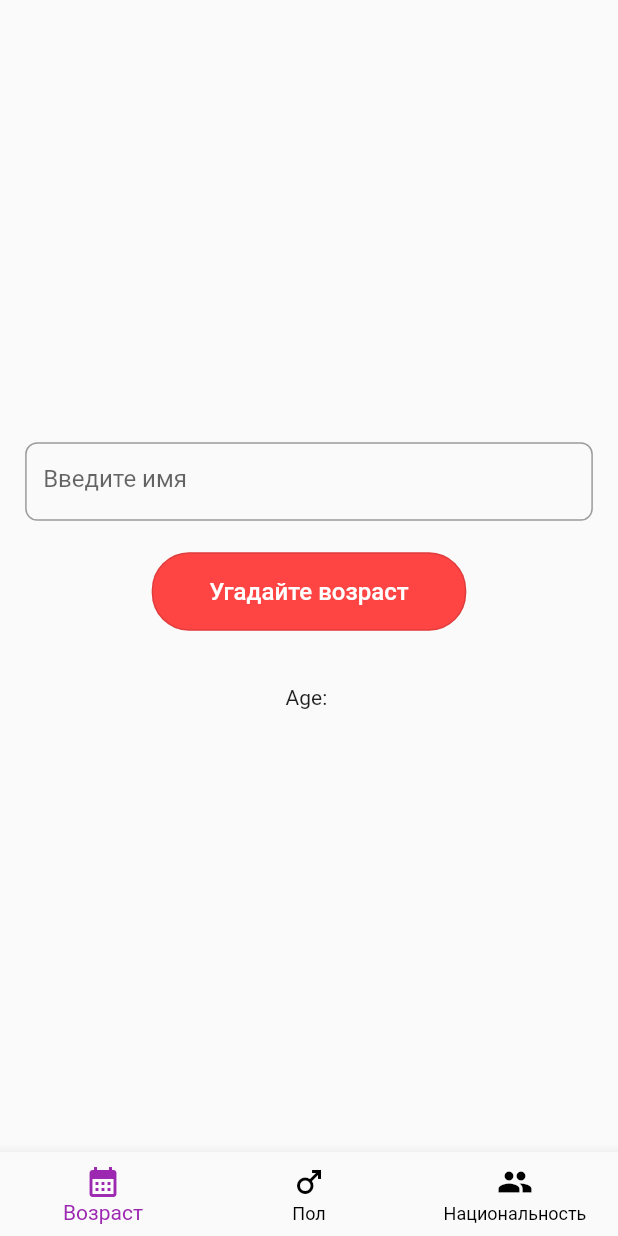
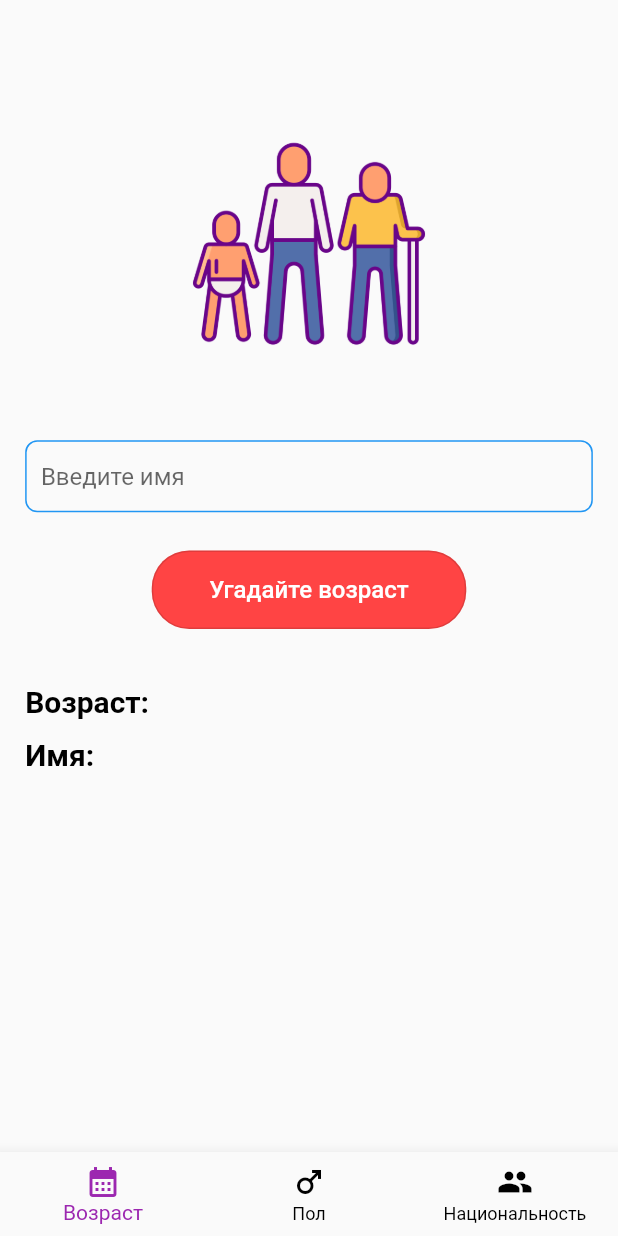
Before and after one commit to UKhurshed/neirodev-task, a Flutter app: the screen it shows after launch, on a phone screen of 412 x 824 dp. Run offline on Flutter 3.47's test engine with Material 2 defaults, Android fonts, the phone set to English and light mode, and no system bars; our stand-ins replace bloc, dio, flutter_bloc, get_it, go_router; generated files the repository leaves out were written again.

Commit message:
Change network implementation to http lib and implemented age screen

```diff
--- a/lib/core/network/dio_exceptions.dart
+++ b/lib/core/network/dio_exceptions.dart
@@ -18,7 +18,7 @@ class DioExceptions implements Exception {
 
       case DioErrorType.response:
         return handleError(
-            dioError.response?.statusCode ?? 0, dioError.response?.data);
+            dioError.response?.statusCode ?? 0);
 
       case DioErrorType.sendTimeout:
         return "Тайм-аут отправки в связи с сервером API";
@@ -28,7 +28,7 @@ class DioExceptions implements Exception {
     }
   }
 
-  static String handleError(int statusCode, dynamic error) {
+  static String handleError(int statusCode) {
     log('statusCode: $statusCode');
     switch (statusCode) {
       case 400:
--- a/lib/screens/age/age_screen.dart
+++ b/lib/screens/age/age_screen.dart
@@ -1,7 +1,8 @@
 import 'package:flutter/material.dart';
-import 'package:flutter_bloc/flutter_bloc.dart';
 import 'package:neirodev/core/extensions/screen_size.dart';
-import 'package:neirodev/screens/age/bloc/get_age_bloc.dart';
+import 'package:neirodev/screens/age/widgets/agify_button.dart';
+import 'package:neirodev/screens/age/widgets/name_textfield.dart';
+import 'package:neirodev/screens/age/widgets/user_info.dart';
 
 class AgeScreen extends StatelessWidget {
   const AgeScreen({super.key});
@@ -26,59 +27,24 @@ class _AgeViewState extends State<AgeView> {
 
   @override
   Widget build(BuildContext context) {
-    return Padding(
-      padding: EdgeInsets.symmetric(horizontal: context.appWidth * 16.w),
-      child: Column(
-        mainAxisAlignment: MainAxisAlignment.center,
-        children: [
-          SizedBox(
-            height: context.appHeight * 50.h,
-            child: TextField(
-              controller: nameController,
-              decoration: InputDecoration(
-                  hintText: 'Введите имя',
-                  border: OutlineInputBorder(
-                      borderSide: const BorderSide(color: Color(0xFFCFCFCF)),
-                      borderRadius: BorderRadius.circular(8))),
-            ),
-          ),
-          SizedBox(height: context.appHeight * 20.h),
-          SizedBox(
-              height: context.appHeight * 50.h,
-              width: context.appWidth * 200.w,
-              child: BlocBuilder<GetAgeBloc, GetAgeState>(
-                builder: (context, state) {
-                  if (state is GetAgeProgress) {
-                    return const Center(child: CircularProgressIndicator());
-                  }
-                  return OutlinedButton(
-                      onPressed: () {
-                        if (nameController.text.isNotEmpty) {
-                          BlocProvider.of<GetAgeBloc>(context)
-                              .add(GetAge(name: nameController.text));
-                        }
-                      },
-                      style: ButtonStyle(
-                          backgroundColor: MaterialStateProperty.all(
-                              const Color(0xFFFF4444)),
-                          shape: MaterialStateProperty.all(
-                              RoundedRectangleBorder(
-                                  borderRadius: BorderRadius.circular(25)))),
-                      child: const Text('Угадайте возраст',
-                          style: TextStyle(fontSize: 16, color: Colors.white)));
-                },
-              )),
-          SizedBox(height: context.appHeight * 35.h),
-          BlocBuilder<GetAgeBloc, GetAgeState>(
-            builder: (context, state) {
-              var age = '';
-              if (state is GetAgeSuccess) {
-                age = state.ageModel.age.toString();
-              }
-              return Text('Age: $age');
-            },
-          )
-        ],
+    return SingleChildScrollView(
+      child: Padding(
+        padding: EdgeInsets.symmetric(horizontal: context.appWidth * 16.w),
+        child: Column(
+          crossAxisAlignment: CrossAxisAlignment.start,
+          children: [
+            SizedBox(height: context.appHeight * 80.h),
+            Center(
+                child: Image.asset('assets/png/age_icon.png',
+                    height: context.appHeight * 150.h)),
+            SizedBox(height: context.appHeight * 50.h),
+            NameTextField(nameController: nameController),
+            SizedBox(height: context.appHeight * 20.h),
+            AgifyButton(nameController: nameController),
+            SizedBox(height: context.appHeight * 35.h),
+            const UserInfo()
+          ],
+        ),
       ),
     );
   }
--- a/lib/screens/age/bloc/get_age_bloc.dart
+++ b/lib/screens/age/bloc/get_age_bloc.dart
@@ -18,7 +18,7 @@ class GetAgeBloc extends Bloc<GetAgeEvent, GetAgeState> {
 
   _mapGetAge(event, emit) async {
     emit(GetAgeProgress());
-    final result = await ageRepository.getAgeByName(event.name);
+    final result = await ageRepository.getAgeByNameWithHTTP(event.name);
     if (result.errorMessage != null) {
       emit(GetAgeFailure(errorMessage: result.errorMessage!));
     } else {
--- a/lib/screens/age/data/repository/age_repository.dart
+++ b/lib/screens/age/data/repository/age_repository.dart
@@ -1,12 +1,16 @@
+import 'dart:convert';
 import 'dart:developer';
 
 import 'package:dio/dio.dart';
 import 'package:neirodev/core/network/dio_exceptions.dart';
 import 'package:neirodev/core/network/dio_helper.dart';
 import 'package:neirodev/screens/age/data/model/age_model.dart';
+import 'package:http/http.dart' as http;
 
 abstract class AgeRepository {
   Future<ResponseFromRequest> getAgeByName(String name);
+
+  Future<ResponseFromRequest> getAgeByNameWithHTTP(String name);
 }
 
 class AgeRepositoryImpl implements AgeRepository {
@@ -25,6 +29,20 @@ class AgeRepositoryImpl implements AgeRepository {
       return ResponseFromRequest(errorMessage: error.toString());
     }
   }
+
+  @override
+  Future<ResponseFromRequest> getAgeByNameWithHTTP(String name) async {
+    final ageResponse =
+        await http.get(Uri.parse('https://api.agify.io/?name=$name'));
+
+    if (ageResponse.statusCode == 200) {
+      return ResponseFromRequest(
+          response: AgeModel.fromJson(jsonDecode(ageResponse.body)));
+    } else {
+      return ResponseFromRequest(
+          errorMessage: DioExceptions.handleError(ageResponse.statusCode));
+    }
+  }
 }
 
 class ResponseFromRequest {
--- /dev/null
+++ b/lib/screens/age/widgets/agify_button.dart
@@ -0,0 +1,40 @@
+import 'package:flutter/material.dart';
+import 'package:flutter_bloc/flutter_bloc.dart';
+import 'package:neirodev/core/extensions/screen_size.dart';
+import 'package:neirodev/screens/age/bloc/get_age_bloc.dart';
+
+class AgifyButton extends StatelessWidget {
+  const AgifyButton({super.key, required this.nameController});
+
+  final TextEditingController nameController;
+
+  @override
+  Widget build(BuildContext context) {
+    return Center(
+      child: SizedBox(
+          height: context.appHeight * 50.h,
+          width: context.appWidth * 200.w,
+          child: BlocBuilder<GetAgeBloc, GetAgeState>(
+            builder: (context, state) {
+              if (state is GetAgeProgress) {
+                return const Center(child: CircularProgressIndicator());
+              }
+              return OutlinedButton(
+                  onPressed: () {
+                    if (nameController.text.isNotEmpty) {
+                      BlocProvider.of<GetAgeBloc>(context)
+                          .add(GetAge(name: nameController.text));
+                    }
+                  },
+                  style: ButtonStyle(
+                      backgroundColor:
+                      MaterialStateProperty.all(const Color(0xFFFF4444)),
+                      shape: MaterialStateProperty.all(RoundedRectangleBorder(
+                          borderRadius: BorderRadius.circular(25)))),
+                  child: const Text('Угадайте возраст',
+                      style: TextStyle(fontSize: 16, color: Colors.white)));
+            },
+          )),
+    );
+  }
+}
--- /dev/null
+++ b/lib/screens/age/widgets/name_textfield.dart
@@ -0,0 +1,28 @@
+import 'package:flutter/material.dart';
+import 'package:neirodev/core/extensions/screen_size.dart';
+
+class NameTextField extends StatelessWidget {
+  const NameTextField({super.key, required this.nameController});
+
+  final TextEditingController nameController;
+
+  @override
+  Widget build(BuildContext context) {
+    return SizedBox(
+      height: context.appHeight * 50.h,
+      child: TextField(
+        controller: nameController,
+        decoration: InputDecoration(
+            contentPadding:
+            EdgeInsets.fromLTRB(context.appWidth * 10.w, 0, 0, 0),
+            hintText: 'Введите имя',
+            focusedBorder: OutlineInputBorder(
+                borderSide: const BorderSide(color: Colors.blue),
+                borderRadius: BorderRadius.circular(8)),
+            enabledBorder: OutlineInputBorder(
+                borderSide: const BorderSide(color: Colors.blue),
+                borderRadius: BorderRadius.circular(8))),
+      ),
+    );
+  }
+}
--- /dev/null
+++ b/lib/screens/age/widgets/user_info.dart
@@ -0,0 +1,61 @@
+import 'package:flutter/material.dart';
+import 'package:flutter_bloc/flutter_bloc.dart';
+import 'package:neirodev/core/extensions/screen_size.dart';
+import 'package:neirodev/screens/age/bloc/get_age_bloc.dart';
+
+class UserInfo extends StatelessWidget {
+  const UserInfo({super.key});
+
+  @override
+  Widget build(BuildContext context) {
+    return BlocBuilder<GetAgeBloc, GetAgeState>(
+      builder: (context, state) {
+        var age = '';
+        var name = '';
+        if (state is GetAgeSuccess) {
+          age = state.ageModel.age.toString();
+          name = state.ageModel.name;
+        }
+        return Column(
+          crossAxisAlignment: CrossAxisAlignment.start,
+          children: [
+            RichText(
+              text: TextSpan(children: [
+                const TextSpan(
+                    text: 'Возраст: ',
+                    style: TextStyle(
+                        fontSize: 20,
+                        color: Colors.black,
+                        fontWeight: FontWeight.bold)),
+                TextSpan(
+                    text: age,
+                    style: const TextStyle(
+                        fontSize: 17,
+                        color: Colors.black,
+                        fontWeight: FontWeight.w500))
+              ]),
+            ),
+            SizedBox(height: context.appHeight * 12.h),
+            RichText(
+              text: TextSpan(children: [
+                const TextSpan(
+                    text: 'Имя: ',
+                    style: TextStyle(
+                        fontSize: 20,
+                        color: Colors.black,
+                        fontWeight: FontWeight.bold)),
+                TextSpan(
+                    text: name,
+                    style: const TextStyle(
+                        fontSize: 17,
+                        color: Colors.black,
+                        fontWeight: FontWeight.w500))
+              ]),
+            ),
+            SizedBox(height: context.appHeight * 30.h),
+          ],
+        );
+      },
+    );
+  }
+}
--- a/lib/screens/gender/data/repository/gender_repository.dart
+++ b/lib/screens/gender/data/repository/gender_repository.dart
@@ -1,3 +1,4 @@
+import 'dart:convert';
 import 'dart:developer';
 
 import 'package:dio/dio.dart';
@@ -5,9 +6,11 @@ import 'package:neirodev/core/network/dio_exceptions.dart';
 import 'package:neirodev/core/network/dio_helper.dart';
 import 'package:neirodev/screens/age/data/repository/age_repository.dart';
 import 'package:neirodev/screens/gender/data/model/gender_model.dart';
+import 'package:http/http.dart' as http;
 
 abstract class GenderRepository {
   Future<ResponseFromRequest> getGenderByName(String name);
+  Future<ResponseFromRequest> getGenderByNameWithHTTP(String name);
 }
 
 class GenderRepositoryImpl implements GenderRepository {
@@ -26,4 +29,18 @@ class GenderRepositoryImpl implements GenderRepository {
       return ResponseFromRequest(errorMessage: error.toString());
     }
   }
+
+  @override
+  Future<ResponseFromRequest> getGenderByNameWithHTTP(String name) async{
+    final ageResponse =
+        await http.get(Uri.parse('https://api.genderize.io/?name=$name'));
+
+    if (ageResponse.statusCode == 200) {
+      return ResponseFromRequest(
+          response: GenderModel.fromJson(jsonDecode(ageResponse.body)));
+    } else {
+      return ResponseFromRequest(
+          errorMessage: DioExceptions.handleError(ageResponse.statusCode));
+    }
+  }
 }
--- a/lib/screens/nationalize/data/repository/nationalize_repository.dart
+++ b/lib/screens/nationalize/data/repository/nationalize_repository.dart
@@ -1,3 +1,4 @@
+import 'dart:convert';
 import 'dart:developer';
 
 import 'package:dio/dio.dart';
@@ -5,18 +6,23 @@ import 'package:neirodev/core/network/dio_exceptions.dart';
 import 'package:neirodev/core/network/dio_helper.dart';
 import 'package:neirodev/screens/age/data/repository/age_repository.dart';
 import 'package:neirodev/screens/nationalize/data/model/nationalize_model.dart';
+import 'package:http/http.dart' as http;
 
 abstract class NationalizeRepository {
   Future<ResponseFromRequest> getNationalizeByName(String name);
+
+  Future<ResponseFromRequest> getNationalizeByNameWithHTTP(String name);
 }
 
 class NationalizeRepositoryImpl implements NationalizeRepository {
   @override
   Future<ResponseFromRequest> getNationalizeByName(String name) async {
     try {
-      final nationalizeResponse = await API().dio.get('nationalize.io/?name=$name');
+      final nationalizeResponse =
+          await API().dio.get('nationalize.io/?name=$name');
       log('ageResponse: ${nationalizeResponse.statusCode} & ${nationalizeResponse.data}');
-      return ResponseFromRequest(response: NationalizeModel.fromJson(nationalizeResponse.data));
+      return ResponseFromRequest(
+          response: NationalizeModel.fromJson(nationalizeResponse.data));
     } on DioError catch (error) {
       final errorMessage = DioExceptions.fromDioError(error);
       log('NationalizeRepository DioError: $errorMessage');
@@ -26,4 +32,18 @@ class NationalizeRepositoryImpl implements NationalizeRepository {
       return ResponseFromRequest(errorMessage: error.toString());
     }
   }
+
+  @override
+  Future<ResponseFromRequest> getNationalizeByNameWithHTTP(String name) async {
+    final ageResponse =
+        await http.get(Uri.parse('https://api.nationalize.io/?name=$name'));
+
+    if (ageResponse.statusCode == 200) {
+      return ResponseFromRequest(
+          response: NationalizeModel.fromJson(jsonDecode(ageResponse.body)));
+    } else {
+      return ResponseFromRequest(
+          errorMessage: DioExceptions.handleError(ageResponse.statusCode));
+    }
+  }
 }
--- a/pubspec.yaml
+++ b/pubspec.yaml
@@ -38,6 +38,7 @@ dependencies:
   bloc: ^8.1.2
   go_router: ^7.1.1
   get_it: ^7.6.0
+  http: ^1.0.0
 
 
   # The following adds the Cupertino Icons font to your application.
@@ -68,8 +69,8 @@ flutter:
   uses-material-design: true
 
   # To add assets to your application, add an assets section, like this:
-  # assets:
-  #   - images/a_dot_burr.jpeg
+  assets:
+    - assets/png/
   #   - images/a_dot_ham.jpeg
 
   # An image asset can refer to one or more resolution-specific "variants", see
```
Also changed, not shown: assets/png/age_icon.png (added), pubspec.lock.
